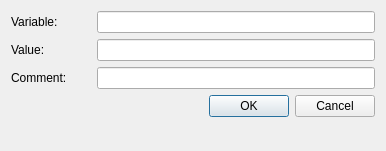
Before: the Qt Designer form src/variabledialog.ui in loimu/zeit, drawn with Qt 5.
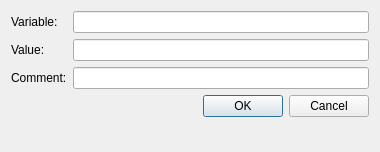
After: the same form once the commit is applied.

Commit message: zeit: visually refine the VariableDialog

Patch:
```diff
--- a/src/variabledialog.ui
+++ b/src/variabledialog.ui
@@ -6,8 +6,8 @@
    <rect>
     <x>0</x>
     <y>0</y>
-    <width>386</width>
-    <height>151</height>
+    <width>380</width>
+    <height>152</height>
    </rect>
   </property>
   <property name="windowTitle">
@@ -17,66 +17,46 @@
    <item>
     <layout class="QHBoxLayout" name="horizontalLayout">
      <item>
+      <layout class="QVBoxLayout" name="verticalLayout_1">
+       <item>
       <widget class="QLabel" name="varLabel">
-       <property name="minimumSize">
-        <size>
-         <width>80</width>
-         <height>0</height>
-        </size>
-       </property>
        <property name="text">
         <string>Variable:</string>
        </property>
       </widget>
      </item>
      <item>
-      <widget class="QLineEdit" name="varEdit">
-       <property name="clearButtonEnabled">
-        <bool>true</bool>
-       </property>
-      </widget>
-     </item>
-    </layout>
-   </item>
-   <item>
-    <layout class="QHBoxLayout" name="horizontalLayout_2">
-     <item>
       <widget class="QLabel" name="valLabel">
-       <property name="minimumSize">
-        <size>
-         <width>80</width>
-         <height>0</height>
-        </size>
-       </property>
        <property name="text">
         <string>Value:</string>
        </property>
       </widget>
      </item>
      <item>
-      <widget class="QLineEdit" name="valEdit">
-       <property name="clearButtonEnabled">
-        <bool>true</bool>
-       </property>
-      </widget>
-     </item>
-    </layout>
-   </item>
-   <item>
-    <layout class="QHBoxLayout" name="horizontalLayout_3">
-     <item>
       <widget class="QLabel" name="commentLabel">
-       <property name="minimumSize">
-        <size>
-         <width>80</width>
-         <height>0</height>
-        </size>
-       </property>
        <property name="text">
         <string>Comment:</string>
        </property>
       </widget>
      </item>
+      </layout>
+     </item>
+     <item>
+      <layout class="QVBoxLayout" name="verticalLayout_2">
+       <item>
+        <widget class="QLineEdit" name="varEdit">
+         <property name="clearButtonEnabled">
+          <bool>true</bool>
+         </property>
+        </widget>
+       </item>
+       <item>
+        <widget class="QLineEdit" name="valEdit">
+         <property name="clearButtonEnabled">
+          <bool>true</bool>
+         </property>
+        </widget>
+       </item>
      <item>
       <widget class="QLineEdit" name="commentEdit">
        <property name="clearButtonEnabled">
@@ -86,25 +66,17 @@
      </item>
     </layout>
    </item>
-   <item>
-    <layout class="QHBoxLayout" name="horizontalLayout_4">
+    </layout>
+   </item>
      <item>
       <widget class="QDialogButtonBox" name="buttonBox">
-       <property name="orientation">
-        <enum>Qt::Horizontal</enum>
-       </property>
        <property name="standardButtons">
         <set>QDialogButtonBox::Cancel|QDialogButtonBox::Ok</set>
        </property>
       </widget>
      </item>
-    </layout>
-   </item>
    <item>
     <widget class="QLabel" name="errorLabel">
-     <property name="text">
-      <string/>
-     </property>
     </widget>
    </item>
   </layout>
```
Lines whose indentation alone changed are shown as unchanged.
